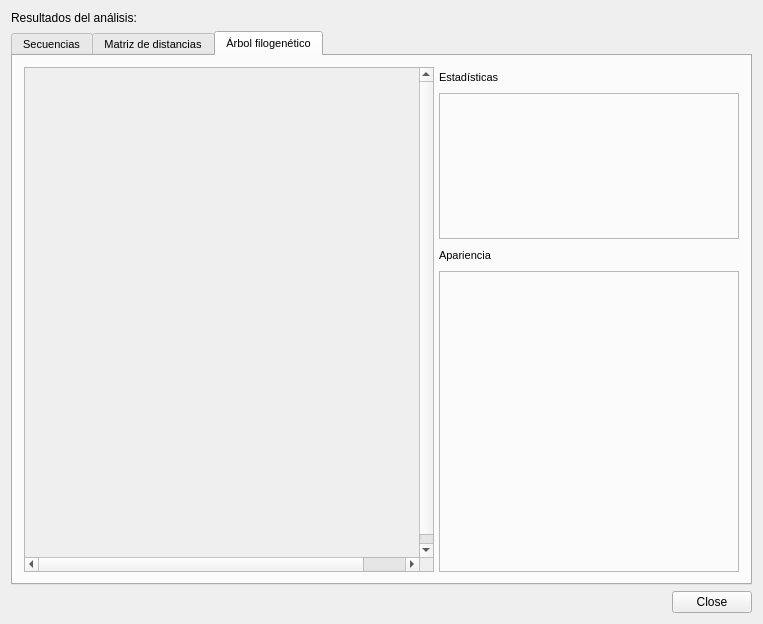
This is src/gui/CorrelationAnalysisResultsForm.ui in hspitia/GenomAMf as Qt 5 draws it before an edit. The edited form follows.
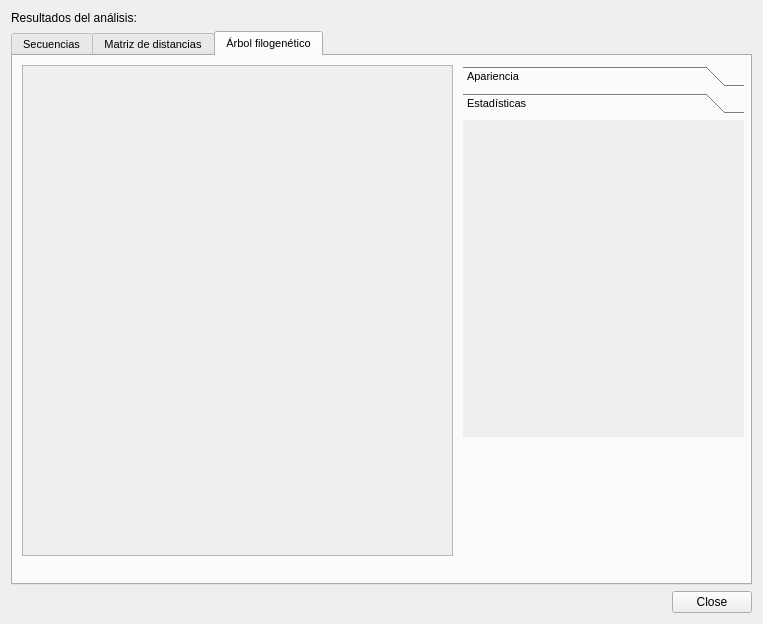
This is the edited form. The open tabs and pages were chosen to show the change. Icons and pictures are not drawn.

Diff of the .ui file:
```diff
--- a/src/gui/CorrelationAnalysisResultsForm.ui
+++ b/src/gui/CorrelationAnalysisResultsForm.ui
@@ -165,9 +165,15 @@
       <attribute name="title">
        <string>Árbol filogenético</string>
       </attribute>
-      <layout class="QGridLayout" name="gridLayout_5">
-       <item row="0" column="0">
         <widget class="QScrollArea" name="treePanelScrollArea">
+       <property name="geometry">
+        <rect>
+         <x>9</x>
+         <y>9</y>
+         <width>431</width>
+         <height>491</height>
+        </rect>
+       </property>
          <property name="minimumSize">
           <size>
            <width>410</width>
@@ -182,91 +188,69 @@
            <rect>
             <x>0</x>
             <y>0</y>
-            <width>445</width>
-            <height>498</height>
+          <width>408</width>
+          <height>489</height>
            </rect>
           </property>
          </widget>
         </widget>
-       </item>
-       <item row="0" column="1">
-        <layout class="QGridLayout" name="gridLayout_4">
-         <property name="leftMargin">
-          <number>6</number>
-         </property>
-         <item row="0" column="0">
-          <widget class="QLabel" name="statsLabel">
-           <property name="minimumSize">
-            <size>
-             <width>0</width>
-             <height>20</height>
-            </size>
-           </property>
-           <property name="maximumSize">
-            <size>
-             <width>16777215</width>
-             <height>20</height>
-            </size>
-           </property>
-           <property name="text">
-            <string>Estadísticas</string>
-           </property>
-          </widget>
-         </item>
-         <item row="1" column="0">
-          <widget class="QFrame" name="statsFrame">
-           <property name="minimumSize">
-            <size>
-             <width>300</width>
-             <height>130</height>
-            </size>
+      <widget class="QToolBox" name="treeInfoToolBox">
+       <property name="geometry">
+        <rect>
+         <x>450</x>
+         <y>10</y>
+         <width>281</width>
+         <height>371</height>
+        </rect>
            </property>
            <property name="styleSheet">
-            <string>font: 8pt ;</string>
+        <string>font: 8pt;</string>
            </property>
            <property name="frameShape">
-            <enum>QFrame::StyledPanel</enum>
-           </property>
-          </widget>
-         </item>
-         <item row="2" column="0">
-          <widget class="QLabel" name="statsLabel_2">
-           <property name="minimumSize">
-            <size>
-             <width>0</width>
-             <height>20</height>
-            </size>
-           </property>
-           <property name="maximumSize">
-            <size>
-             <width>16777215</width>
-             <height>20</height>
-            </size>
-           </property>
-           <property name="text">
+        <enum>QFrame::NoFrame</enum>
+       </property>
+       <property name="frameShadow">
+        <enum>QFrame::Plain</enum>
+       </property>
+       <property name="currentIndex">
+        <number>0</number>
+       </property>
+       <widget class="QWidget" name="controlsItem">
+        <property name="geometry">
+         <rect>
+          <x>0</x>
+          <y>0</y>
+          <width>281</width>
+          <height>311</height>
+         </rect>
+        </property>
+        <attribute name="icon">
+         <iconset resource="../../resources/resources.qrc">
+          <normaloff>:/icons/phylogenetic_tree.png</normaloff>:/icons/phylogenetic_tree.png</iconset>
+        </attribute>
+        <attribute name="label">
             <string>Apariencia</string>
-           </property>
-          </widget>
-         </item>
-         <item row="3" column="0">
-          <widget class="QFrame" name="controlsFrame">
-           <property name="minimumSize">
-            <size>
-             <width>270</width>
-             <height>301</height>
-            </size>
-           </property>
-           <property name="styleSheet">
-            <string>font: 8pt ;</string>
-           </property>
-           <property name="frameShape">
-            <enum>QFrame::StyledPanel</enum>
-           </property>
-          </widget>
-         </item>
-        </layout>
-       </item>
-      </layout>
+        </attribute>
+       </widget>
+       <widget class="QWidget" name="statsItem">
+        <property name="geometry">
+         <rect>
+          <x>0</x>
+          <y>0</y>
+          <width>261</width>
+          <height>311</height>
+         </rect>
+        </property>
+        <attribute name="icon">
+         <iconset resource="../../resources/resources.qrc">
+          <normaloff>:/icons/phylogenetic_tree.png</normaloff>:/icons/phylogenetic_tree.png</iconset>
+        </attribute>
+        <attribute name="label">
+         <string>Estadísticas</string>
+        </attribute>
+        <layout class="QGridLayout" name="gridLayout_5"/>
+       </widget>
+      </widget>
      </widget>
     </widget>
    </item>
```
Left out of the diff: 2 changed lines with no effect on the pictures. Lines whose indentation alone changed are shown as unchanged.
